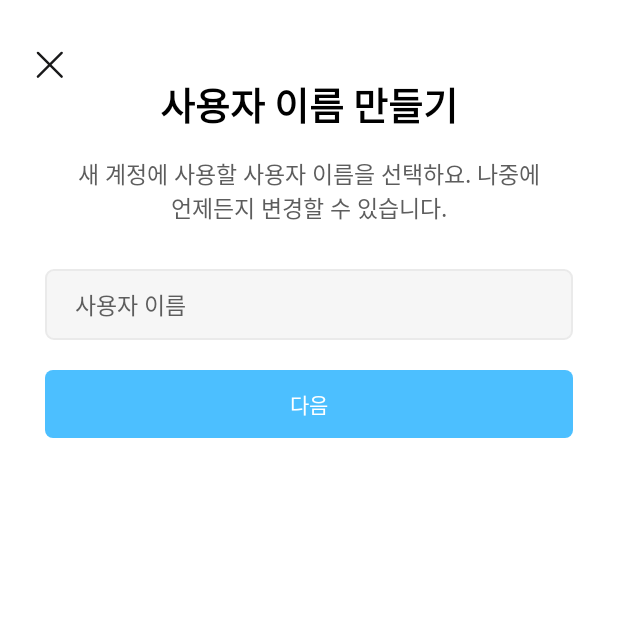
After one commit to joeun-01/instagram, an Android app: the SignUpIDActivity screen opened directly, with no data from a screen before it, on a phone screen of 412 x 824 dp, the top half of it. The commit adds this screen. Run offline under Robolectric (Android 15) with nearby library versions, the phone set to English and light mode, and no system bars; our stand-ins replace Room's generated code.

Commit message:
로그인 기능, 회원가입 기능 추가

```diff
--- a/app/build.gradle
+++ b/app/build.gradle
@@ -53,4 +53,7 @@ dependencies {
     implementation 'androidx.room:room-runtime:2.4.2'
     annotationProcessor("androidx.room:room-compiler:2.4.2")
     kapt 'androidx.room:room-compiler:2.4.2'
+
+    // gson
+    implementation 'com.google.code.gson:gson:2.9.0'
 }
--- a/app/src/main/AndroidManifest.xml
+++ b/app/src/main/AndroidManifest.xml
@@ -21,6 +21,9 @@
 
         <activity android:name=".main.MainActivity"/>
         <activity android:name=".login.LoginActivity"/>
+        <activity android:name=".signup.SignUpIDActivity"/>
+        <activity android:name=".signup.SignUpPasswordActivity"/>
+        <activity android:name=".signup.SignUpCompleteActivity"/>
     </application>
 
 </manifest>
--- a/app/src/main/java/com/example/instagram/data/User.kt
+++ b/app/src/main/java/com/example/instagram/data/User.kt
@@ -5,9 +5,11 @@ import androidx.room.PrimaryKey
 
 @Entity(tableName = "UserTable")
 data class User(
-    var ID : String,
-    var name : String,
-    var picture : Int
+    var ID : String,  // 인스타 아이디, 아이디로 로그인 예정
+    var password : String,  // 비밀번호
+    var picture : Int,  // 프로필 사진
+    var name : String,  // 설정할 수도 있고 안할 수도 있는 이름
+    // 팔로워랑 팔로잉을 어떻게 할지가 굉장히 고민이네요 ...........
 )
 {
     @PrimaryKey(autoGenerate = true) var userIdx : Int = 0
--- a/app/src/main/java/com/example/instagram/main/home/HomeFragment.kt
+++ b/app/src/main/java/com/example/instagram/main/home/HomeFragment.kt
@@ -34,9 +34,9 @@ class HomeFragment : Fragment() {
 
         // 예시 용 더미데이터
         profile.apply {
-            add(User("jjy_joeun", "정조은", R.drawable.profile_ex1))
-            add(User("second", "몰라", R.drawable.profile_ex2))
-            add(User("third", "음음", R.drawable.profile_ex3))
+            add(User("jjy_joeun", "aa", R.drawable.profile_ex1, "aa"))
+            add(User("second", "aa", R.drawable.profile_ex2, "aa"))
+            add(User("third", "aa", R.drawable.profile_ex3, "Aa"))
         }
 
         return binding.root
--- /dev/null
+++ b/app/src/main/java/com/example/instagram/signup/SignUpIDActivity.kt
@@ -0,0 +1,51 @@
+package com.example.instagram.signup
+
+import android.content.Intent
+import android.os.Bundle
+import android.widget.Toast
+import androidx.appcompat.app.AppCompatActivity
+import com.example.instagram.R
+import com.example.instagram.data.User
+import com.example.instagram.databinding.ActivitySignupIdBinding
+import com.example.instagram.login.LoginActivity
+import com.google.gson.Gson
+
+class SignUpIDActivity : AppCompatActivity() {
+    lateinit var binding : ActivitySignupIdBinding
+
+    private var gson : Gson = Gson()
+    private var user = User("", "", R.drawable.ic_filled_heart, "")
+
+    override fun onCreate(savedInstanceState: Bundle?) {
+        super.onCreate(savedInstanceState)
+
+        binding = ActivitySignupIdBinding.inflate(layoutInflater)
+        setContentView(binding.root)
+
+        binding.signupIdBackIv.setOnClickListener {
+            // 엑스 버튼을 누르면 다시 로그인 화면으로 돌아감
+            startActivity(Intent(this, LoginActivity::class.java))
+        }
+
+        binding.signupIdNextBtn.setOnClickListener {  // 아이디 입력 후 넘어가기
+            var id = binding.signupIdEt.text.toString()
+
+            if(id.isNotEmpty()) {
+                val userSP = getSharedPreferences("user", MODE_PRIVATE)
+                val userEditor = userSP.edit()
+
+                user.ID = id
+
+                val userJson = gson.toJson(user)
+                userEditor.putString("userInfo", userJson)
+
+                userEditor.apply()
+
+                startActivity(Intent(this, SignUpPasswordActivity::class.java))
+            }
+            else {
+                Toast.makeText(this, "ID를 입력해야합니다.", Toast.LENGTH_SHORT)
+            }
+        }
+    }
+}
--- a/app/src/main/java/com/example/instagram/splash/SplashActivity.kt
+++ b/app/src/main/java/com/example/instagram/splash/SplashActivity.kt
@@ -6,6 +6,7 @@ import android.os.Handler
 import android.os.Looper
 import androidx.appcompat.app.AppCompatActivity
 import com.example.instagram.databinding.ActivitySplashBinding
+import com.example.instagram.login.LoginActivity
 import com.example.instagram.main.MainActivity
 
 class SplashActivity : AppCompatActivity() {
@@ -24,7 +25,7 @@ class SplashActivity : AppCompatActivity() {
         val handler = Handler(Looper.getMainLooper())
         handler.postDelayed({
 
-            val intent = Intent(this, MainActivity::class.java)
+            val intent = Intent(this, LoginActivity::class.java)
             startActivity(intent)
 
         }, 3000)
--- /dev/null
+++ b/app/src/main/res/drawable/ic_close.xml
@@ -0,0 +1,20 @@
+<vector xmlns:android="http://schemas.android.com/apk/res/android"
+    android:width="24dp"
+    android:height="24dp"
+    android:viewportWidth="24"
+    android:viewportHeight="24">
+  <path
+      android:pathData="M20,5L5,20"
+      android:strokeLineJoin="round"
+      android:strokeWidth="1.5"
+      android:fillColor="#00000000"
+      android:strokeColor="#19191A"
+      android:strokeLineCap="round"/>
+  <path
+      android:pathData="M20,20L5,5"
+      android:strokeLineJoin="round"
+      android:strokeWidth="1.5"
+      android:fillColor="#00000000"
+      android:strokeColor="#19191A"
+      android:strokeLineCap="round"/>
+</vector>
--- /dev/null
+++ b/app/src/main/res/layout/activity_signup_id.xml
@@ -0,0 +1,76 @@
+<?xml version="1.0" encoding="utf-8"?>
+<androidx.constraintlayout.widget.ConstraintLayout xmlns:android="http://schemas.android.com/apk/res/android"
+    android:layout_width="match_parent"
+    android:layout_height="match_parent"
+    xmlns:app="http://schemas.android.com/apk/res-auto">
+
+    <androidx.appcompat.widget.AppCompatImageView
+        android:id="@+id/signup_id_back_iv"
+        android:layout_width="45dp"
+        android:layout_height="45dp"
+        android:src="@drawable/ic_close"
+        android:padding="10dp"
+        android:layout_marginTop="20dp"
+        android:layout_marginStart="10dp"
+        app:layout_constraintStart_toStartOf="parent"
+        app:layout_constraintTop_toTopOf="parent"/>
+
+    <TextView
+        android:id="@+id/signup_id_title_tv"
+        android:layout_width="wrap_content"
+        android:layout_height="wrap_content"
+        android:text="사용자 이름 만들기"
+        android:textStyle="bold"
+        android:textSize="25sp"
+        android:textColor="@color/black"
+        android:layout_marginTop="50dp"
+        app:layout_constraintTop_toTopOf="parent"
+        app:layout_constraintStart_toStartOf="parent"
+        app:layout_constraintEnd_toEndOf="parent"/>
+
+    <TextView
+        android:id="@+id/signup_id_caution_tv"
+        android:layout_width="match_parent"
+        android:layout_height="wrap_content"
+        android:text="@string/signup_id_safe"
+        android:textColor="#5D5D5D"
+        android:textSize="15sp"
+        android:textAlignment="center"
+        android:layout_marginTop="15dp"
+        android:layout_marginHorizontal="50dp"
+        app:layout_constraintTop_toBottomOf="@+id/signup_id_title_tv"
+        app:layout_constraintStart_toStartOf="parent"
+        app:layout_constraintEnd_toEndOf="parent"/>
+
+    <EditText
+        android:id="@+id/signup_id_et"
+        android:layout_width="0dp"
+        android:layout_height="wrap_content"
+        android:background="@drawable/edittext_background"
+        android:hint="사용자 이름"
+        android:inputType="text"
+        android:textSize="15sp"
+        android:textColorHint="#5D5D5D"
+        android:layout_marginTop="30dp"
+        android:paddingVertical="12dp"
+        android:paddingHorizontal="20dp"
+        app:layout_constraintTop_toBottomOf="@id/signup_id_caution_tv"
+        android:layout_marginHorizontal="30dp"
+        app:layout_constraintStart_toStartOf="parent"
+        app:layout_constraintEnd_toEndOf="parent"/>
+
+    <TextView
+        android:id="@+id/signup_id_next_btn"
+        android:layout_width="match_parent"
+        android:layout_height="wrap_content"
+        android:text="다음"
+        android:textColor="@color/white"
+        android:textAlignment="center"
+        android:paddingVertical="12dp"
+        android:layout_marginTop="20dp"
+        android:layout_marginHorizontal="30dp"
+        android:background="@drawable/login_btn_background"
+        app:layout_constraintTop_toBottomOf="@id/signup_id_et"/>
+
+
+</androidx.constraintlayout.widget.ConstraintLayout>
--- a/app/src/main/res/layout/fragment_home.xml
+++ b/app/src/main/res/layout/fragment_home.xml
@@ -29,7 +29,7 @@
             android:id="@+id/home_top_add_iv"
             android:layout_width="50dp"
             android:layout_height="50dp"
-            android:src="@drawable/ic_add"
+            android:src="@drawable/ic_profile_add"
             android:padding="10dp"
             app:layout_constraintEnd_toStartOf="@id/home_top_heart_iv"
             app:layout_constraintTop_toTopOf="parent"
--- a/app/src/main/res/values/strings.xml
+++ b/app/src/main/res/values/strings.xml
@@ -1,3 +1,5 @@
 <resources>
     <string name="app_name">Instagram</string>
+    <string name="signup_id_safe">새 계정에 사용할 사용자 이름을 선택하요. 나중에 언제든지 변경할 수 있습니다.</string>
+    <string name="signup_password_safe">비밀번호를 저장할 수 있으므로 iCloud® 기기에서 로그인 정보를 입력하지 않아도 됩니다.</string>
 </resources>
```
Also changed, not shown: app/src/main/java/com/example/instagram/login/LoginActivity.kt (+40 -1 lines), app/src/main/java/com/example/instagram/room/UserDao.kt (+7 -4 lines), app/src/main/java/com/example/instagram/signup/SignUpCompleteActivity.kt (added, +37 -0 lines), app/src/main/java/com/example/instagram/signup/SignUpPasswordActivity.kt (added, +50 -0 lines), app/src/main/res/drawable/ic_back.xml (added, +9 -0 lines), app/src/main/res/layout/activity_signup_complete.xml (added, +18 -0 lines), app/src/main/res/layout/activity_signup_password.xml (added, +85 -0 lines).
